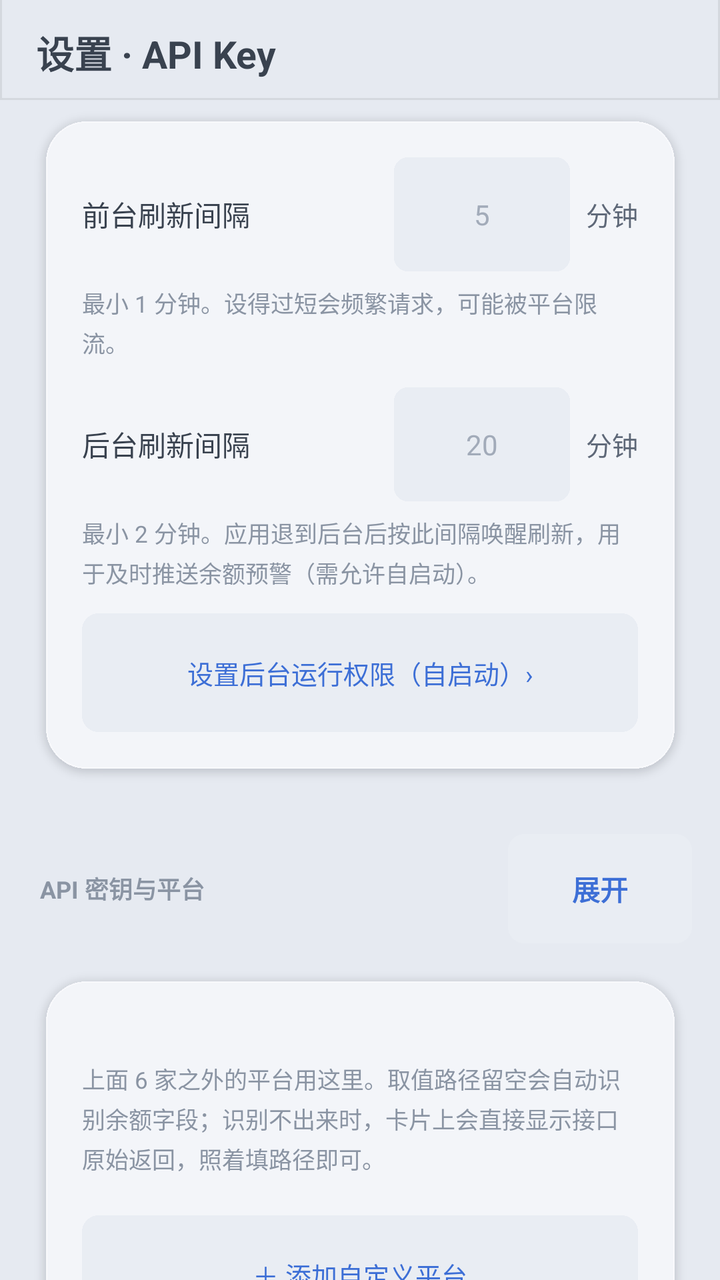
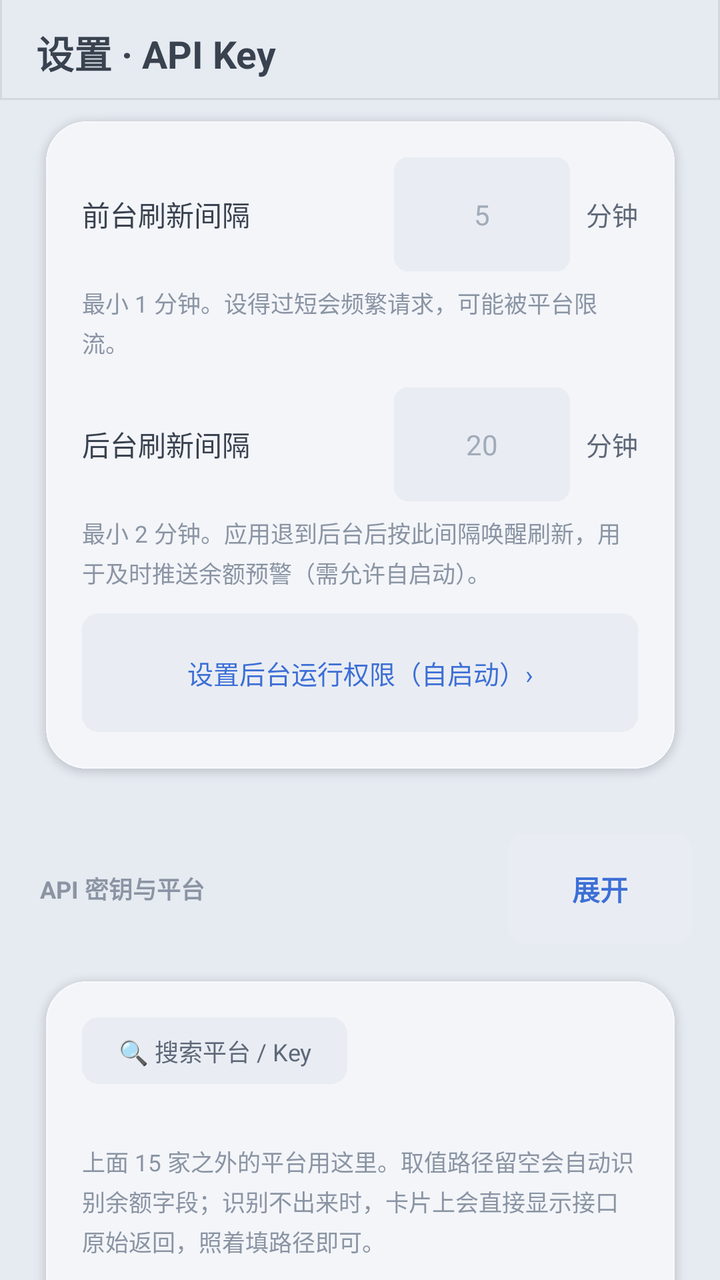

Before-and-after screenshots of an Android layout around one commit, followed by the original layout XML and the change that was made.
<!-- AndroidManifest.xml: application theme AppTheme -->
<!-- res/layout/activity_settings.xml -->
<?xml version="1.0" encoding="utf-8"?>
<FrameLayout xmlns:android="http://schemas.android.com/apk/res/android"
    android:id="@+id/settings_root"
    android:layout_width="match_parent"
    android:layout_height="match_parent"
    android:background="@color/bg">

    <ScrollView
        android:id="@+id/settings_scroll"
        android:layout_width="match_parent"
        android:layout_height="match_parent"
        android:clipToPadding="false"
        android:scrollbars="none"
        android:overScrollMode="never"
        android:paddingLeft="14dp"
        android:paddingRight="14dp">

        <LinearLayout
            android:layout_width="match_parent"
            android:layout_height="wrap_content"
            android:orientation="vertical"
            android:paddingBottom="28dp">

            
            <TextView style="@style/SectionTitle" android:text="@string/sec_refresh" />

            <LinearLayout style="@style/SectionCard">

                <LinearLayout style="@style/FieldRow">
                    <TextView style="@style/FieldLabel"
                        android:text="@string/refresh_foreground" />
                    <EditText
                        android:id="@+id/e_fg_min"
                        style="@style/FieldInput"
                        android:inputType="number"
                        android:hint="5" />
                    <TextView style="@style/FieldUnit" android:text="@string/unit_minute" />
                </LinearLayout>

                <TextView style="@style/FieldHint"
                    android:text="@string/hint_refresh_fg" />

                <LinearLayout style="@style/FieldRow" android:layout_marginTop="14dp">
                    <TextView style="@style/FieldLabel"
                        android:text="@string/refresh_background" />
                    <EditText
                        android:id="@+id/e_bg_min"
                        style="@style/FieldInput"
                        android:inputType="number"
                        android:hint="20" />
                    <TextView style="@style/FieldUnit" android:text="@string/unit_minute" />
                </LinearLayout>

                <TextView style="@style/FieldHint"
                    android:text="@string/hint_refresh_bg" />

                <TextView
                    android:id="@+id/btn_autostart"
                    android:layout_width="match_parent"
                    android:layout_height="wrap_content"
                    android:layout_marginTop="12dp"
                    android:background="@drawable/btn_bg"
                    android:gravity="center"
                    android:paddingLeft="22dp"
                    android:paddingRight="22dp"
                    android:paddingTop="20dp"
                    android:paddingBottom="20dp"
                    android:text="@string/autostart_entry"
                    android:textColor="@color/accent"
                    android:textSize="13sp" />
            </LinearLayout>

            
            
            <LinearLayout
                android:layout_width="match_parent"
                android:layout_height="wrap_content"
                android:layout_marginTop="24dp"
                android:layout_marginLeft="6dp"
                android:layout_marginBottom="10dp"
                android:orientation="horizontal"
                android:gravity="center_vertical">

                <TextView
                    android:layout_width="0dp"
                    android:layout_height="wrap_content"
                    android:layout_weight="1"
                    android:text="@string/sec_keys"
                    android:textColor="@color/tx3"
                    android:textSize="12sp"
                    android:textStyle="bold" />

                <TextView
                    android:id="@+id/key_toggle"
                    android:layout_width="wrap_content"
                    android:layout_height="wrap_content"
                    android:background="@drawable/btn_bg"
                    android:gravity="center"
                    android:minWidth="92dp"
                    android:paddingLeft="26dp"
                    android:paddingRight="26dp"
                    android:paddingTop="17dp"
                    android:paddingBottom="17dp"
                    android:text="展开"
                    android:textColor="@color/accent"
                    android:textSize="14sp"
                    android:textStyle="bold" />
            </LinearLayout>

            <LinearLayout
                android:id="@+id/key_card"
                style="@style/SectionCard">

                
                <TextView
                    android:id="@+id/notify_state"
                    android:layout_width="match_parent"
                    android:layout_height="wrap_content"
                    android:layout_marginBottom="16dp"
                    android:background="@drawable/btn_bg"
                    android:gravity="center"
                    android:paddingLeft="22dp"
                    android:paddingRight="22dp"
                    android:paddingTop="20dp"
                    android:paddingBottom="20dp"
                    android:text="@string/notify_off_hint"
                    android:textColor="@color/warn"
                    android:textSize="13sp"
                    android:visibility="gone" />

                <LinearLayout
                    android:id="@+id/key_fields"
                    android:layout_width="match_parent"
                    android:layout_height="wrap_content"
                    android:orientation="vertical" />

                
                <TextView
                    style="@style/FieldHint"
                    android:layout_marginTop="22dp"
                    android:text="@string/custom_note" />

                <LinearLayout
                    android:id="@+id/custom_fields"
                    android:layout_width="match_parent"
                    android:layout_height="wrap_content"
                    android:layout_marginTop="10dp"
                    android:orientation="vertical" />

                <TextView
                    android:id="@+id/btn_add_custom"
                    android:layout_width="match_parent"
                    android:layout_height="wrap_content"
                    android:layout_marginTop="10dp"
                    android:background="@drawable/btn_bg"
                    android:gravity="center"
                    android:paddingTop="20dp"
                    android:paddingBottom="20dp"
                    android:text="@string/custom_add"
                    android:textColor="@color/accent"
                    android:textSize="13sp" />
            </LinearLayout>

            
            <TextView style="@style/SectionTitle" android:text="小组件背景" />

            <LinearLayout style="@style/SectionCard">
                <TextView
                    style="@style/FieldHint"
                    android:text="传一张图，自动生成模糊版作为小组件背景。不开就用默认的纯半透明。" />

                <TextView
                    android:id="@+id/bg_pick"
                    android:layout_width="match_parent"
                    android:layout_height="wrap_content"
                    android:layout_marginTop="14dp"
                    android:background="@drawable/btn_bg"
                    android:gravity="center"
                    android:paddingTop="20dp"
                    android:paddingBottom="20dp"
                    android:text="选择图片"
                    android:textColor="@color/accent"
                    android:textSize="13sp" />

                <TextView
                    android:id="@+id/bg_clear"
                    android:layout_width="match_parent"
                    android:layout_height="wrap_content"
                    android:layout_marginTop="10dp"
                    android:background="@drawable/btn_bg"
                    android:gravity="center"
                    android:paddingTop="20dp"
                    android:paddingBottom="20dp"
                    android:text="恢复默认背景"
                    android:textColor="@color/tx2"
                    android:textSize="13sp" />

                <TextView
                    android:id="@+id/bg_state"
                    style="@style/FieldHint"
                    android:layout_marginTop="10dp" />
            </LinearLayout>

            
            <TextView
                android:id="@+id/btn_save"
                android:layout_width="match_parent"
                android:layout_height="wrap_content"
                android:layout_marginTop="20dp"
                android:background="@drawable/btn_primary"
                android:gravity="center"
                android:paddingTop="24dp"
                android:paddingBottom="24dp"
                android:text="@string/cfg_save"
                android:textColor="@color/accent_tx"
                android:textSize="15sp"
                android:textStyle="bold" />

            <TextView
                android:id="@+id/btn_pin"
                android:layout_width="match_parent"
                android:layout_height="wrap_content"
                android:layout_marginTop="10dp"
                android:background="@drawable/btn_bg"
                android:gravity="center"
                android:paddingTop="20dp"
                android:paddingBottom="20dp"
                android:text="@string/cfg_pin"
                android:textColor="@color/tx"
                android:textSize="14sp" />

            <TextView style="@style/FieldHint"
                android:layout_marginTop="16dp"
                android:text="@string/cfg_note" />

            <TextView
                android:id="@+id/app_version"
                style="@style/FieldHint"
                android:layout_marginTop="8dp"
                android:gravity="center"
                android:text="" />
        </LinearLayout>
    </ScrollView>

    
    <LinearLayout
        android:id="@+id/settings_header"
        android:layout_width="match_parent"
        android:layout_height="wrap_content"
        android:layout_gravity="top"
        android:orientation="horizontal"
        android:gravity="center_vertical"
        android:background="@drawable/header_bg"
        android:paddingLeft="18dp"
        android:paddingRight="12dp"
        android:paddingTop="12dp"
        android:paddingBottom="10dp">

        <TextView
            android:layout_width="0dp"
            android:layout_height="wrap_content"
            android:layout_weight="1"
            android:text="@string/cfg_title"
            android:textColor="@color/tx"
            android:textSize="19sp"
            android:textStyle="bold" />

    </LinearLayout>
</FrameLayout>
<!-- resources referenced by this layout -->
<resources>
  <color name="accent">#3D6FD6</color>
  <color name="accent_tx">#FFFFFF</color>
  <color name="bg">#E6EAF1</color>
  <color name="tx">#39424F</color>
  <color name="tx2">#5E6878</color>
  <color name="tx3">#8A94A3</color>
  <color name="warn">#A8730F</color>
  <!-- drawable header_bg (drawable) -->
  <?xml version="1.0" encoding="utf-8"?>
  <layer-list xmlns:android="http://schemas.android.com/apk/res/android">
      <item>
          <shape android:shape="rectangle">
              <solid android:color="@color/bg" />
          </shape>
      </item>
      <item android:top="-1dp">
          <shape android:shape="rectangle">
              <solid android:color="@android:color/transparent" />
              <stroke android:width="1dp" android:color="@color/header_line" />
          </shape>
      </item>
  </layer-list>
  <string name="autostart_entry">设置后台运行权限（自启动）›</string>
  <string name="cfg_note">Key 只存在本机应用私有目录，仅发往对应平台官方接口。留空表示不显示该平台。</string>
  <string name="cfg_pin">添加到桌面</string>
  <string name="cfg_save">保存并刷新</string>
  <string name="cfg_title">设置 · API Key</string>
  <string name="custom_add">＋ 添加自定义平台</string>
  <string name="custom_note">上面 6 家之外的平台用这里。取值路径留空会自动识别余额字段；识别不出来时，卡片上会直接显示接口原始返回，照着填路径即可。</string>
  <string name="hint_refresh_bg">最小 2 分钟。应用退到后台后按此间隔唤醒刷新，用于及时推送余额预警（需允许自启动）。</string>
  <string name="hint_refresh_fg">最小 1 分钟。设得过短会频繁请求，可能被平台限流。</string>
  <string name="notify_off_hint">通知已关闭，预警无法送达 · 点此开启</string>
  <string name="refresh_background">后台刷新间隔</string>
  <string name="refresh_foreground">前台刷新间隔</string>
  <string name="sec_keys">API 密钥与平台</string>
  <string name="sec_refresh">刷新频率</string>
  <string name="unit_minute">分钟</string>
  <style name="FieldHint">
          <item name="android:layout_width">match_parent</item>
          <item name="android:layout_height">wrap_content</item>
          <item name="android:layout_marginTop">7dp</item>
          <item name="android:textColor">@color/tx3</item>
          <item name="android:textSize">11.5sp</item>
          <item name="android:lineSpacingExtra">3dp</item>
      </style>
  <style name="FieldLabel">
          <item name="android:layout_width">0dp</item>
          <item name="android:layout_height">wrap_content</item>
          <item name="android:layout_weight">1</item>
          <item name="android:textColor">@color/tx</item>
          <item name="android:textSize">14sp</item>
      </style>
  <style name="FieldRow">
          <item name="android:layout_width">match_parent</item>
          <item name="android:layout_height">wrap_content</item>
          <item name="android:orientation">horizontal</item>
          <item name="android:gravity">center_vertical</item>
      </style>
  <style name="FieldUnit">
          <item name="android:layout_width">wrap_content</item>
          <item name="android:layout_height">wrap_content</item>
          <item name="android:layout_marginLeft">8dp</item>
          <item name="android:textColor">@color/tx2</item>
          <item name="android:textSize">13sp</item>
      </style>
  <style name="SectionCard">
          <item name="android:layout_width">match_parent</item>
          <item name="android:layout_height">wrap_content</item>
          <item name="android:orientation">vertical</item>
          <item name="android:background">@drawable/card_bg</item>
          <item name="android:padding">27dp</item>
      </style>
  <style name="AppTheme" parent="@android:style/Theme.DeviceDefault.Light.NoActionBar">
          <item name="android:windowBackground">@color/bg</item>
          <item name="android:colorBackground">@color/bg</item>
          <item name="android:fitsSystemWindows">false</item>
          <item name="android:textColorPrimary">@color/tx</item>
          <item name="android:textColorSecondary">@color/tx2</item>
      </style>
  <color name="header_line">#14000000</color>
  <color name="hint_c">#A2ABB9</color>
  <!-- unchanged entries left out for length: 6 -->
</resources>

<!-- the commit's change to res/layout/activity_settings.xml (unified diff, before → after) -->
@@ -112,6 +112,45 @@
                 style="@style/SectionCard">
 
                 
+                <LinearLayout
+                    android:layout_width="match_parent"
+                    android:layout_height="wrap_content"
+                    android:orientation="vertical"
+                    android:layout_marginBottom="8dp">
+
+                    <TextView
+                        android:id="@+id/search_toggle"
+                        android:layout_width="wrap_content"
+                        android:layout_height="wrap_content"
+                        android:background="@drawable/btn_bg"
+                        android:gravity="center"
+                        android:paddingLeft="18dp"
+                        android:paddingRight="18dp"
+                        android:paddingTop="8dp"
+                        android:paddingBottom="8dp"
+                        android:text="🔍 搜索平台 / Key"
+                        android:textColor="@color/tx2"
+                        android:textSize="12sp" />
+
+                    <EditText
+                        android:id="@+id/search_box"
+                        android:layout_width="match_parent"
+                        android:layout_height="wrap_content"
+                        android:layout_marginTop="8dp"
+                        android:background="@drawable/btn_bg"
+                        android:hint="输入平台名或 Key 关键字过滤…"
+                        android:inputType="text"
+                        android:paddingLeft="14dp"
+                        android:paddingRight="14dp"
+                        android:paddingTop="10dp"
+                        android:paddingBottom="10dp"
+                        android:textColor="@color/tx"
+                        android:textColorHint="@color/tx3"
+                        android:textSize="13sp"
+                        android:visibility="gone" />
+                </LinearLayout>
+
+                
                 <TextView
                     android:id="@+id/notify_state"
                     android:layout_width="match_parent"
@@ -159,46 +198,6 @@
                     android:text="@string/custom_add"
                     android:textColor="@color/accent"
                     android:textSize="13sp" />
-            </LinearLayout>
-
-            
-            <TextView style="@style/SectionTitle" android:text="小组件背景" />
-
-            <LinearLayout style="@style/SectionCard">
-                <TextView
-                    style="@style/FieldHint"
-                    android:text="传一张图，自动生成模糊版作为小组件背景。不开就用默认的纯半透明。" />
-
-                <TextView
-                    android:id="@+id/bg_pick"
-                    android:layout_width="match_parent"
-                    android:layout_height="wrap_content"
-                    android:layout_marginTop="14dp"
-                    android:background="@drawable/btn_bg"
-                    android:gravity="center"
-                    android:paddingTop="20dp"
-                    android:paddingBottom="20dp"
-                    android:text="选择图片"
-                    android:textColor="@color/accent"
-                    android:textSize="13sp" />
-
-                <TextView
-                    android:id="@+id/bg_clear"
-                    android:layout_width="match_parent"
-                    android:layout_height="wrap_content"
-                    android:layout_marginTop="10dp"
-                    android:background="@drawable/btn_bg"
-                    android:gravity="center"
-                    android:paddingTop="20dp"
-                    android:paddingBottom="20dp"
-                    android:text="恢复默认背景"
-                    android:textColor="@color/tx2"
-                    android:textSize="13sp" />
-
-                <TextView
-                    android:id="@+id/bg_state"
-                    style="@style/FieldHint"
-                    android:layout_marginTop="10dp" />
             </LinearLayout>
 
             
<!-- resource entries referenced after the edit -->
@@ -28,7 +28,7 @@
   <string name="cfg_save">保存并刷新</string>
   <string name="cfg_title">设置 · API Key</string>
   <string name="custom_add">＋ 添加自定义平台</string>
-  <string name="custom_note">上面 6 家之外的平台用这里。取值路径留空会自动识别余额字段；识别不出来时，卡片上会直接显示接口原始返回，照着填路径即可。</string>
+  <string name="custom_note">上面 15 家之外的平台用这里。取值路径留空会自动识别余额字段；识别不出来时，卡片上会直接显示接口原始返回，照着填路径即可。</string>
   <string name="hint_refresh_bg">最小 2 分钟。应用退到后台后按此间隔唤醒刷新，用于及时推送余额预警（需允许自启动）。</string>
   <string name="hint_refresh_fg">最小 1 分钟。设得过短会频繁请求，可能被平台限流。</string>
   <string name="notify_off_hint">通知已关闭，预警无法送达 · 点此开启</string>
